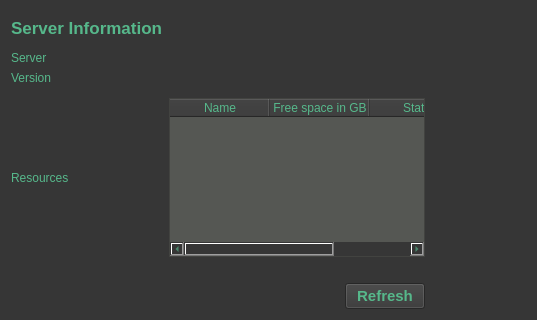
This is gui/ui-files/tabInfo.ui in iBridges-for-iRODS/iBridges as Qt 5 draws it before an edit; both pictures show x 0 to 537 and y 160 to 480 of the 640 by 480 pixel window. The edited form follows.
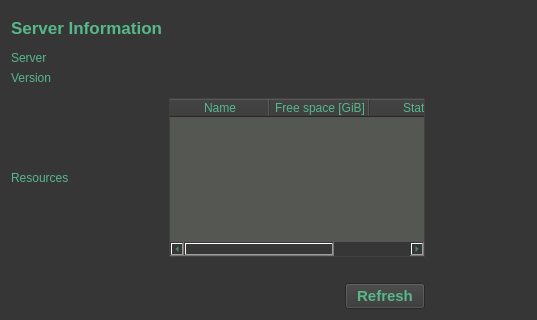
This is the edited form.

```diff
--- a/gui/ui-files/tabInfo.ui
+++ b/gui/ui-files/tabInfo.ui
@@ -289,7 +289,7 @@
        </column>
        <column>
         <property name="text">
-         <string>Free space in GB</string>
+         <string>Free space [GiB]</string>
         </property>
        </column>
        <column>
```
